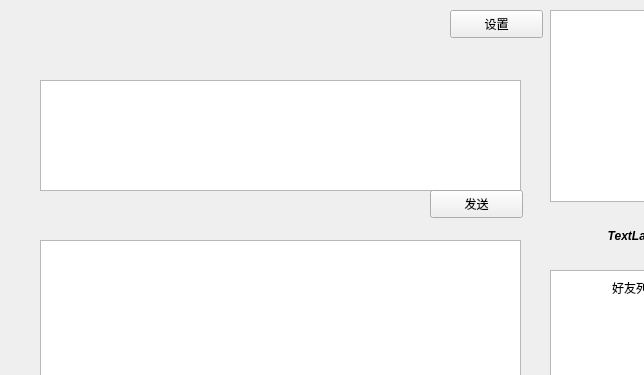
This is gui/VChat.ui in PurePassersBy/ShacoRoom as Qt 5 draws it before an edit; both pictures show x 0 to 644 and y 0 to 375 of the 732 by 774 pixel window. The edited form follows.
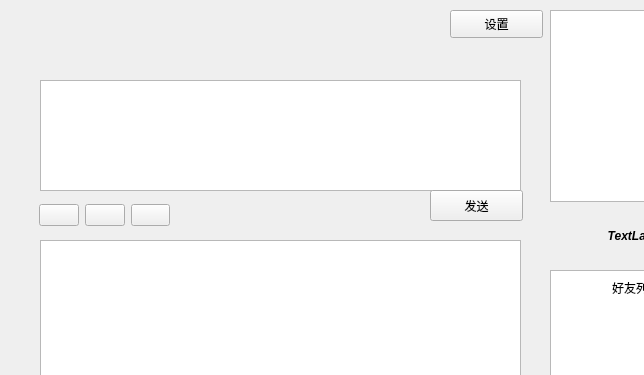
This is the edited form.

Commit message: 添加发送按钮

Diff of the .ui file:
```diff
--- a/gui/VChat.ui
+++ b/gui/VChat.ui
@@ -32,7 +32,7 @@
      <x>430</x>
      <y>190</y>
      <width>93</width>
-     <height>28</height>
+     <height>31</height>
     </rect>
    </property>
    <property name="text">
@@ -124,6 +124,39 @@
     </rect>
    </property>
   </widget>
+  <widget class="QWidget" name="horizontalLayoutWidget">
+   <property name="geometry">
+    <rect>
+     <x>39</x>
+     <y>190</y>
+     <width>131</width>
+     <height>51</height>
+    </rect>
+   </property>
+   <layout class="QHBoxLayout" name="horizontalLayout">
+    <item>
+     <widget class="QPushButton" name="emoji_button">
+      <property name="text">
+       <string/>
+      </property>
+     </widget>
+    </item>
+    <item>
+     <widget class="QPushButton" name="image_button">
+      <property name="text">
+       <string/>
+      </property>
+     </widget>
+    </item>
+    <item>
+     <widget class="QPushButton" name="file_button">
+      <property name="text">
+       <string/>
+      </property>
+     </widget>
+    </item>
+   </layout>
+  </widget>
  </widget>
  <resources>
   <include location="resources.qrc"/>
```
Left out of the diff: 51 changed lines with no effect on the pictures. The commit also changes 5 other files.
